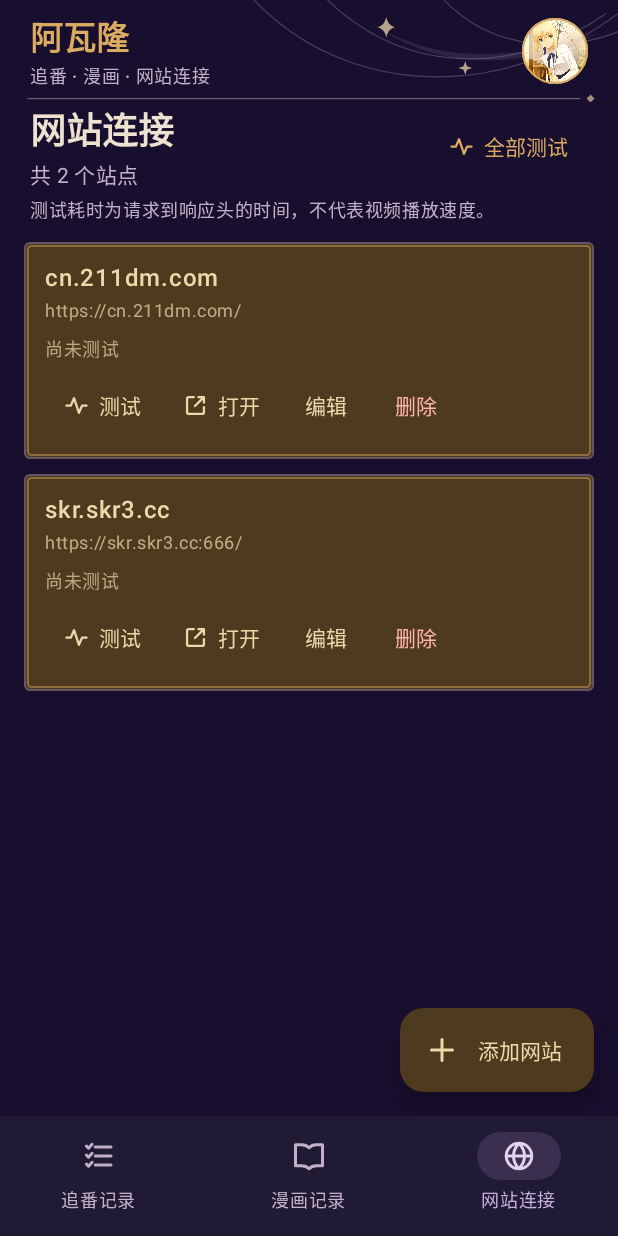
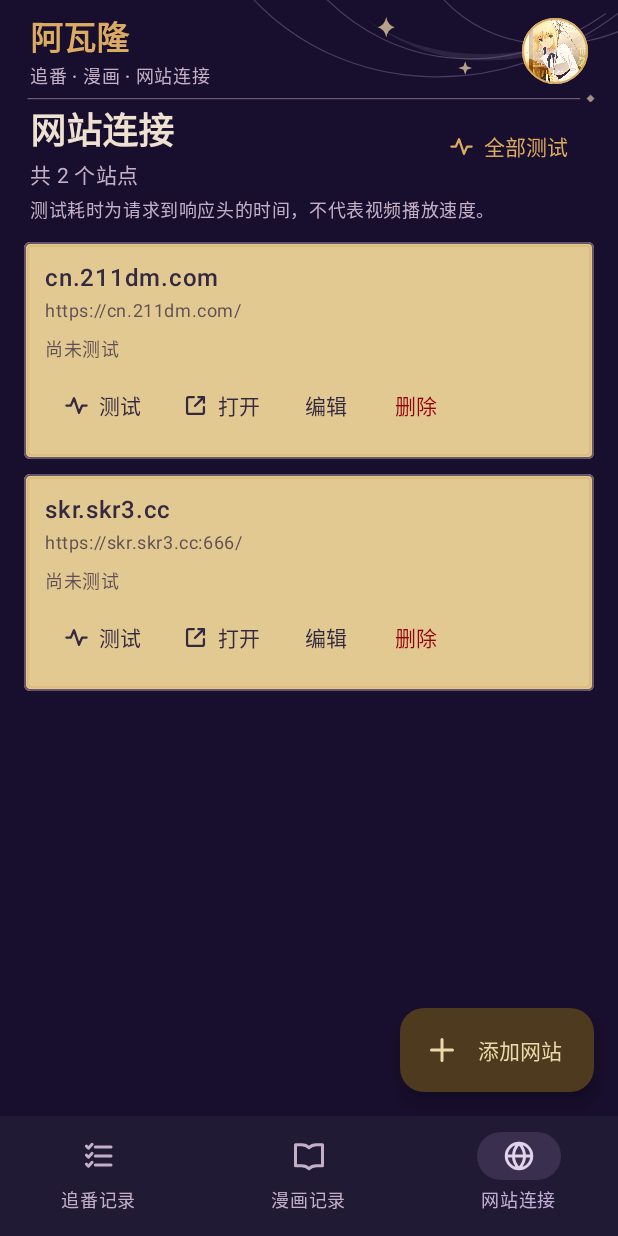
Before and after one commit to sanyingzhuoxiaoji/Avalon, an Android app built with Jetpack Compose: the screen it shows after launch (MainActivity), item 3 of the bottom bar chosen, on a phone screen of 412 x 824 dp. Run offline under Robolectric (Android 15) with nearby library versions, the phone set to English and light mode, and no system bars.

Commit message:
style(android): 真机确认改用香槟金进度牌与网站卡片配色
- AvalonTheme.kt 新增 ChampagneGold(0xFFE2C891)，仅用于进度牌与网站卡片。
- ChecklistScreen.kt 进度牌底色改 ChampagneGold，文字改 inverseOnSurface。
- WebsitesScreen.kt 网站卡片同套配色，次要文字透明度统一 0.76，删除/错误改 errorContainer，进度条改 inversePrimary。

```diff
--- a/app/src/main/java/com/avalon/app/AvalonTheme.kt
+++ b/app/src/main/java/com/avalon/app/AvalonTheme.kt
@@ -4,6 +4,9 @@ import androidx.compose.material3.MaterialTheme
 import androidx.compose.material3.darkColorScheme
 import androidx.compose.runtime.Composable
 import androidx.compose.ui.graphics.Color
+
+// 面向深紫墨色文字的香槟金底，只用于进度牌与网站卡片。
+internal val ChampagneGold = Color(0xFFE2C891)
 
 // 紫金竖排星图夜空方案（preview/index.html 批准稿）：
 // 深紫夜空 #180E2D 为底，暖金 #DCAB62 作主控件色，淡紫 #C5AFD9 为辅助，
--- a/app/src/main/java/com/avalon/app/ChecklistScreen.kt
+++ b/app/src/main/java/com/avalon/app/ChecklistScreen.kt
@@ -586,10 +586,10 @@ private fun ProgressStepper(
     // 纸金进度牌：纸金底 + 紫细描边，数字与步进按钮落在纸面上。
     Surface(
         shape = RoundedCornerShape(4.dp),
-        color = MaterialTheme.colorScheme.primaryContainer,
+        color = ChampagneGold,
         border = BorderStroke(1.dp, MaterialTheme.colorScheme.outlineVariant),
     ) {
-        CompositionLocalProvider(LocalContentColor provides MaterialTheme.colorScheme.onPrimaryContainer) {
+        CompositionLocalProvider(LocalContentColor provides MaterialTheme.colorScheme.inverseOnSurface) {
             Row(
                 verticalAlignment = Alignment.CenterVertically,
                 modifier = Modifier.padding(horizontal = 2.dp),
@@ -605,7 +605,7 @@ private fun ProgressStepper(
                 Text(
                     "${progress.toProgressText()} $unit",
                     style = MaterialTheme.typography.labelMedium,
-                    color = MaterialTheme.colorScheme.onPrimaryContainer,
+                    color = MaterialTheme.colorScheme.inverseOnSurface,
                     textAlign = TextAlign.Center,
                     modifier = Modifier.widthIn(min = 28.dp),
                 )
--- a/app/src/main/java/com/avalon/app/WebsitesScreen.kt
+++ b/app/src/main/java/com/avalon/app/WebsitesScreen.kt
@@ -260,7 +260,7 @@ private fun WebsiteRow(
     // 预览的网页藏牌：纸金底、外紫内金双细描边、低圆角。
     Card(
         shape = RoundedCornerShape(4.dp),
-        colors = CardDefaults.cardColors(containerColor = MaterialTheme.colorScheme.primaryContainer),
+        colors = CardDefaults.cardColors(containerColor = ChampagneGold),
         border = BorderStroke(1.dp, MaterialTheme.colorScheme.outlineVariant),
     ) {
         Column(
@@ -274,13 +274,13 @@ private fun WebsiteRow(
                 site.name,
                 style = MaterialTheme.typography.bodyLarge,
                 fontWeight = FontWeight.SemiBold,
-                color = MaterialTheme.colorScheme.onPrimaryContainer,
+                color = MaterialTheme.colorScheme.inverseOnSurface,
             )
             SelectionContainer(Modifier.padding(top = 2.dp)) {
                 Text(
                     site.url,
                     style = MaterialTheme.typography.bodySmall,
-                    color = MaterialTheme.colorScheme.onPrimaryContainer.copy(alpha = 0.72f),
+                    color = MaterialTheme.colorScheme.inverseOnSurface.copy(alpha = 0.76f),
                 )
             }
             Box(Modifier.padding(top = 8.dp)) {
@@ -294,7 +294,7 @@ private fun WebsiteRow(
                     onClick = onTest,
                     enabled = !running,
                     contentPadding = PaddingValues(horizontal = 12.dp, vertical = 8.dp),
-                    colors = ButtonDefaults.textButtonColors(contentColor = MaterialTheme.colorScheme.onPrimaryContainer),
+                    colors = ButtonDefaults.textButtonColors(contentColor = MaterialTheme.colorScheme.inverseOnSurface),
                 ) {
                     Icon(AvalonIcons.Pulse, contentDescription = null, modifier = Modifier.size(18.dp))
                     Spacer(Modifier.width(6.dp))
@@ -303,7 +303,7 @@ private fun WebsiteRow(
                 TextButton(
                     onClick = onOpen,
                     contentPadding = PaddingValues(horizontal = 12.dp, vertical = 8.dp),
-                    colors = ButtonDefaults.textButtonColors(contentColor = MaterialTheme.colorScheme.onPrimaryContainer),
+                    colors = ButtonDefaults.textButtonColors(contentColor = MaterialTheme.colorScheme.inverseOnSurface),
                 ) {
                     Icon(AvalonIcons.Open, contentDescription = null, modifier = Modifier.size(18.dp))
                     Spacer(Modifier.width(6.dp))
@@ -312,7 +312,7 @@ private fun WebsiteRow(
                 TextButton(
                     onClick = onEdit,
                     contentPadding = PaddingValues(horizontal = 12.dp, vertical = 8.dp),
-                    colors = ButtonDefaults.textButtonColors(contentColor = MaterialTheme.colorScheme.onPrimaryContainer),
+                    colors = ButtonDefaults.textButtonColors(contentColor = MaterialTheme.colorScheme.inverseOnSurface),
                 ) {
                     Text("编辑")
                 }
@@ -320,7 +320,7 @@ private fun WebsiteRow(
                     onClick = onDelete,
                     contentPadding = PaddingValues(horizontal = 12.dp, vertical = 8.dp),
                     colors = ButtonDefaults.textButtonColors(
-                        contentColor = MaterialTheme.colorScheme.error,
+                        contentColor = MaterialTheme.colorScheme.errorContainer,
                     ),
                 ) {
                     Text("删除")
@@ -336,15 +336,15 @@ private fun ProbeResultLine(state: ProbeUiState?) {
         state == null || (!state.running && state.result == null) -> Text(
             "尚未测试",
             style = MaterialTheme.typography.bodySmall,
-            color = MaterialTheme.colorScheme.onPrimaryContainer.copy(alpha = 0.7f),
+            color = MaterialTheme.colorScheme.inverseOnSurface.copy(alpha = 0.76f),
         )
         state.running -> Row(verticalAlignment = Alignment.CenterVertically) {
-            LinearProgressIndicator(modifier = Modifier.weight(1f))
+            LinearProgressIndicator(modifier = Modifier.weight(1f), color = MaterialTheme.colorScheme.inversePrimary)
             Spacer(Modifier.width(10.dp))
             Text(
                 "测试中…",
                 style = MaterialTheme.typography.labelMedium,
-                color = MaterialTheme.colorScheme.onPrimaryContainer.copy(alpha = 0.75f),
+                color = MaterialTheme.colorScheme.inverseOnSurface,
             )
         }
         else -> {
@@ -361,7 +361,7 @@ private fun ProbeResultLine(state: ProbeUiState?) {
                         Text(
                             result.error,
                             style = MaterialTheme.typography.bodySmall,
-                            color = MaterialTheme.colorScheme.error,
+                            color = MaterialTheme.colorScheme.errorContainer,
                             modifier = Modifier.padding(top = 4.dp),
                         )
                     }
@@ -380,14 +380,14 @@ private fun ProbeResultLine(state: ProbeUiState?) {
                     Text(
                         "网站有响应，但返回了错误状态码",
                         style = MaterialTheme.typography.bodySmall,
-                        color = MaterialTheme.colorScheme.onPrimaryContainer.copy(alpha = 0.75f),
+                        color = MaterialTheme.colorScheme.inverseOnSurface.copy(alpha = 0.76f),
                         modifier = Modifier.padding(top = 4.dp),
                     )
                 }
                 else -> Text(
                     "尚未测试",
                     style = MaterialTheme.typography.bodySmall,
-                    color = MaterialTheme.colorScheme.onPrimaryContainer.copy(alpha = 0.7f),
+                    color = MaterialTheme.colorScheme.inverseOnSurface.copy(alpha = 0.76f),
                 )
             }
         }
```
